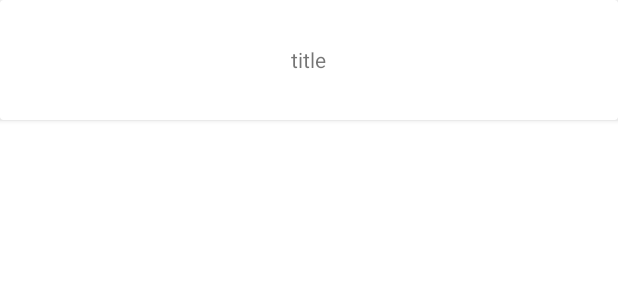
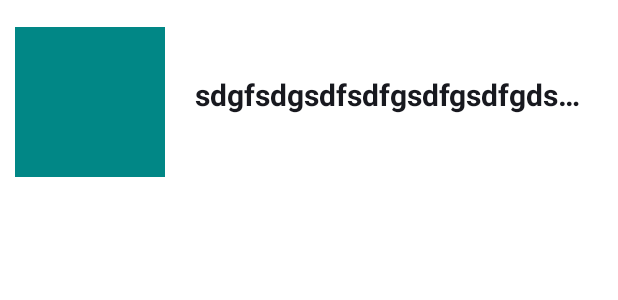
Before and after one commit to a-blokhin/Moviezam, an Android app: the layout item_artist.xml on its own in the app's theme, with its tools: preview values and no code run, on a phone screen of 412 x 824 dp. Shown: the top 300 px of the screen. Run offline under Robolectric (Android 15) with nearby library versions, the phone set to English and light mode, and no system bars; plain views replace SimpleDraweeView; network calls fail.

Commit message:
Add cards interaction + fix bugs with artist icons loading

```diff
--- a/app/src/main/java/com/example/moviezam/models/ArtistCard.kt
+++ b/app/src/main/java/com/example/moviezam/models/ArtistCard.kt
@@ -7,6 +7,6 @@ data class ArtistCard(
     val id: Int,
     @SerializedName("name")
     val name: String,
-    @SerializedName("external_art_url")
+    @SerializedName("image")
     val image: String
 )
--- a/app/src/main/java/com/example/moviezam/views/ui/MainActivity.kt
+++ b/app/src/main/java/com/example/moviezam/views/ui/MainActivity.kt
@@ -5,11 +5,13 @@ import android.os.Bundle
 import com.example.moviezam.R
 import androidx.fragment.app.Fragment
 import com.example.moviezam.models.Store
+import com.facebook.drawee.backends.pipeline.Fresco
 
 
 class MainActivity : AppCompatActivity(), BaseFragment.OnListFragmentInteractionListener {
     override fun onCreate(savedInstanceState: Bundle?) {
         super.onCreate(savedInstanceState)
+        Fresco.initialize(this)
         setContentView(R.layout.activity_main)
 
         val f: Fragment = SearchFragment()
--- a/app/src/main/res/layout/item_artist.xml
+++ b/app/src/main/res/layout/item_artist.xml
@@ -1,26 +1,56 @@
 <?xml version="1.0" encoding="utf-8"?>
-<androidx.cardview.widget.CardView xmlns:android="http://schemas.android.com/apk/res/android"
+<androidx.constraintlayout.widget.ConstraintLayout xmlns:android="http://schemas.android.com/apk/res/android"
+    android:id="@+id/item_artist"
     xmlns:app="http://schemas.android.com/apk/res-auto"
+    xmlns:tools="http://schemas.android.com/tools"
     xmlns:fresco="http://schemas.android.com/apk/res-auto"
-    xmlns:tools="http://schemas.android.com/tools"
     android:layout_width="match_parent"
-    android:layout_height="wrap_content">
+    android:layout_height="wrap_content"
+    android:paddingVertical="8dp">
 
     <com.facebook.drawee.view.SimpleDraweeView
-        android:id="@+id/image"
-        android:layout_width="80dp"
-        android:layout_height="80dp"
+        android:id="@+id/avatarImage"
+        android:layout_width="100dp"
+        android:layout_height="100dp"
+        android:layout_marginStart="10dp"
+        android:layout_marginTop="10dp"
+
+        fresco:roundTopLeft="true"
+        fresco:roundTopRight="false"
+        fresco:roundBottomLeft="false"
+        fresco:roundBottomRight="true"
+        fresco:roundTopStart="false"
+        fresco:roundTopEnd="false"
+        fresco:roundBottomStart="false"
+        fresco:roundBottomEnd="false"
+        app:roundingBorderColor="@color/black"
+        fresco:roundingBorderWidth="1dp"
+        fresco:roundAsCircle="true"
+
         app:layout_constraintDimensionRatio="1:1"
+        app:layout_constraintStart_toStartOf="parent"
         app:layout_constraintTop_toTopOf="parent"
-        fresco:placeholderImage="@drawable/musician_default"
-        fresco:placeholderImageScaleType="centerCrop" />
+        tools:background="@color/teal_700"
+        />
 
     <TextView
-        android:id="@+id/title"
-        android:layout_width="wrap_content"
+        android:id="@+id/artistName"
+        android:layout_width="0dp"
         android:layout_height="wrap_content"
-        android:layout_gravity="center"
-        android:text="title" />
+        android:layout_marginStart="20dp"
+        android:layout_marginEnd="20dp"
+        android:layout_marginBottom="10dp"
+        android:maxLines="1"
+        android:ellipsize="end"
+        android:textSize="20sp"
+        android:textStyle="bold"
+        android:textColor="#18191F"
+        app:layout_constraintEnd_toEndOf="parent"
+        app:layout_constraintStart_toEndOf="@+id/avatarImage"
+        app:layout_constraintTop_toTopOf="@+id/avatarImage"
+        app:layout_constraintBottom_toBottomOf="@id/avatarImage"
+        app:layout_constraintVertical_chainStyle="packed"
+        tools:text="sdgfsdgsdfsdfgsdfgsdfgdsdfsdfsdfsdfsdfs" />
 
 
-</androidx.cardview.widget.CardView>
+</androidx.constraintlayout.widget.ConstraintLayout>
--- a/app/src/main/res/layout/item_song.xml
+++ b/app/src/main/res/layout/item_song.xml
@@ -1,5 +1,6 @@
 <?xml version="1.0" encoding="utf-8"?>
 <androidx.constraintlayout.widget.ConstraintLayout xmlns:android="http://schemas.android.com/apk/res/android"
+    android:id="@+id/item_song"
     xmlns:app="http://schemas.android.com/apk/res-auto"
     xmlns:tools="http://schemas.android.com/tools"
     xmlns:fresco="http://schemas.android.com/apk/res-auto"
```
Also changed, not shown: app/src/main/java/com/example/moviezam/views/adapters/ArtistCardAdapter.kt (+16 -5 lines), app/src/main/java/com/example/moviezam/views/adapters/SongCardAdapter.kt (+6 -1 lines), app/src/main/java/com/example/moviezam/views/ui/SearchFragment.kt (+51 -51 lines).
